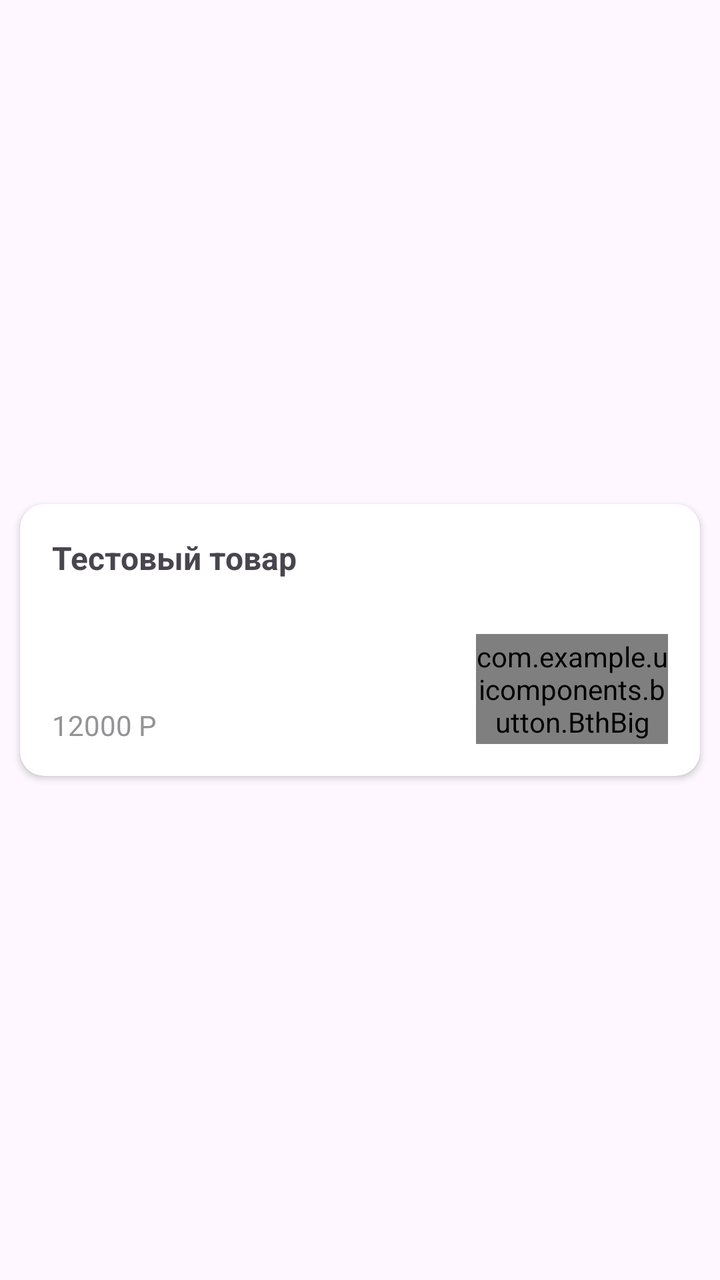
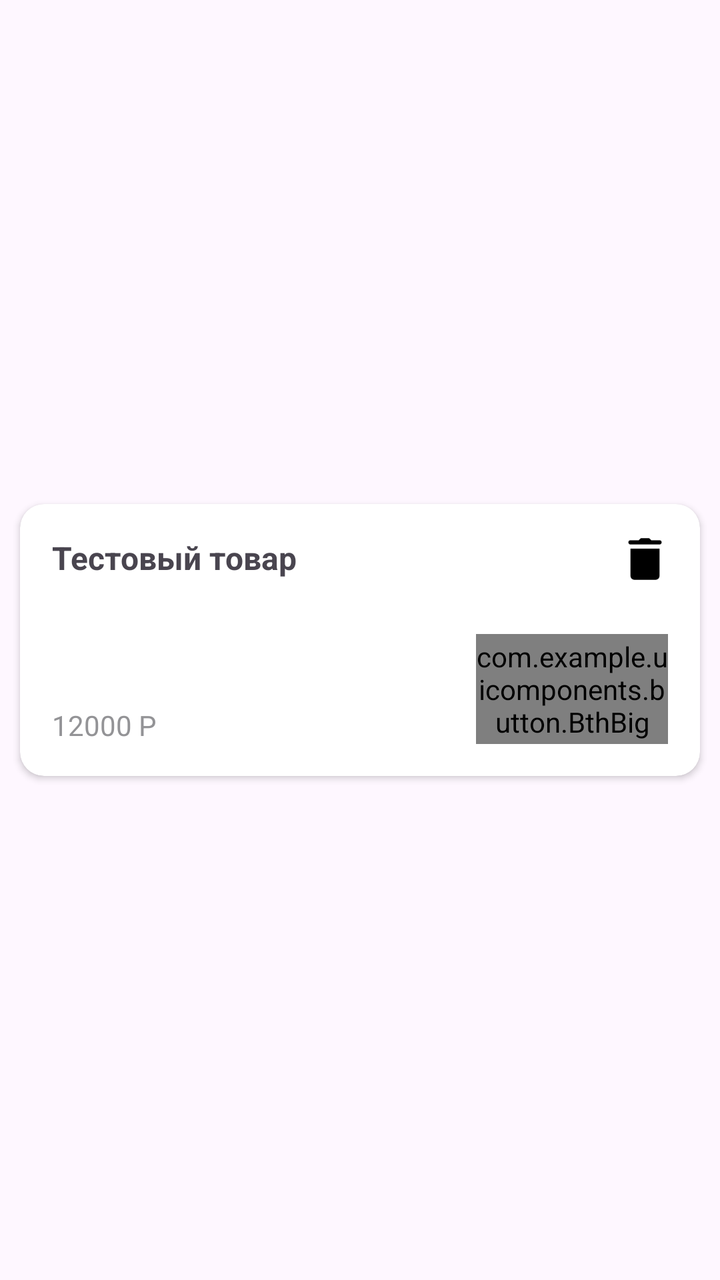

Screens rendered from an Android XML layout before and after an edit, with the pre-edit source and the edit as a unified diff.
<!-- AndroidManifest.xml: application theme Theme.Camera_Klimov -->
<!-- res/layout/product.xml -->
<?xml version="1.0" encoding="utf-8"?>
<androidx.constraintlayout.widget.ConstraintLayout
    xmlns:android="http://schemas.android.com/apk/res/android"
    xmlns:tools="http://schemas.android.com/tools"
    android:layout_width="match_parent"
    android:layout_height="wrap_content"
    xmlns:app="http://schemas.android.com/apk/res-auto">

    <androidx.cardview.widget.CardView
        android:layout_width="match_parent"
        android:layout_height="136dp"
        android:layout_margin="10dp"
        android:background="@color/white"
        app:cardCornerRadius="12dp"
        app:layout_constraintBottom_toBottomOf="parent"
        app:layout_constraintEnd_toEndOf="parent"
        app:layout_constraintStart_toStartOf="parent"
        app:layout_constraintTop_toTopOf="parent">

        <androidx.constraintlayout.widget.ConstraintLayout
            android:layout_width="match_parent"
            android:layout_height="match_parent">

            <TextView
                android:id="@+id/tvName"
                android:layout_width="match_parent"
                android:layout_height="wrap_content"
                android:layout_margin="16dp"
                android:text="Тестовый товар"
                android:textSize="16sp"
                android:textStyle="bold"
                app:layout_constraintEnd_toEndOf="parent"
                app:layout_constraintStart_toStartOf="parent"
                app:layout_constraintTop_toTopOf="parent" />

            <TextView
                android:id="@+id/tvPrice"
                android:layout_width="match_parent"
                android:layout_height="wrap_content"
                android:layout_margin="16dp"
                android:text="12000 Р"
                android:textColor="#939396"
                app:layout_constraintBottom_toBottomOf="parent"
                app:layout_constraintStart_toStartOf="parent" />

            <com.example.uicomponents.button.BthBig
                android:id="@+id/btnOpenProduct"
                android:layout_width="96dp"
                android:layout_height="55dp"
                android:textAlignment="center"
                android:layout_margin="16dp"
                app:layout_constraintBottom_toBottomOf="parent"
                app:layout_constraintEnd_toEndOf="parent" />

        </androidx.constraintlayout.widget.ConstraintLayout>

    </androidx.cardview.widget.CardView>

</androidx.constraintlayout.widget.ConstraintLayout>
<!-- resources referenced by this layout -->
<resources>
  <color name="white">#FFFFFFFF</color>
  <style name="Theme.Camera_Klimov" parent="Base.Theme.Camera_Klimov" />
  <style name="Base.Theme.Camera_Klimov" parent="Theme.Material3.DayNight.NoActionBar">
          
          
      </style>
</resources>

<!-- the commit's change to res/layout/product.xml (unified diff, before → after) -->
@@ -33,6 +33,15 @@
                 app:layout_constraintStart_toStartOf="parent"
                 app:layout_constraintTop_toTopOf="parent" />
 
+            <ImageView
+                android:id="@+id/btnDeleteProduct"
+                android:layout_width="25dp"
+                android:layout_height="25dp"
+                android:layout_margin="15dp"
+                android:src="@drawable/ic_trash"
+                app:layout_constraintEnd_toEndOf="parent"
+                app:layout_constraintTop_toTopOf="parent" />
+
             <TextView
                 android:id="@+id/tvPrice"
                 android:layout_width="match_parent"
<!-- resource entries referenced after the edit -->
@@ -1,6 +1,7 @@
 <!-- resources referenced by this layout -->
 <resources>
   <color name="white">#FFFFFFFF</color>
+  <!-- drawable ic_trash: png bitmap (drawable, 556 bytes) -->
   <style name="Theme.Camera_Klimov" parent="Base.Theme.Camera_Klimov" />
   <style name="Base.Theme.Camera_Klimov" parent="Theme.Material3.DayNight.NoActionBar">
           
